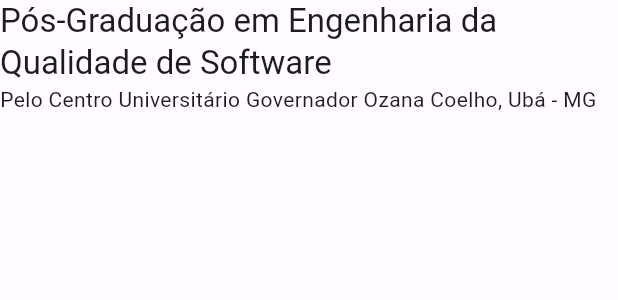
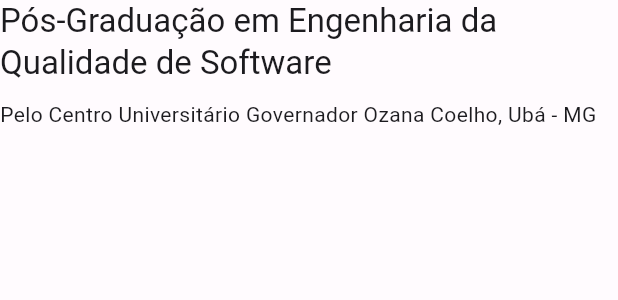
Before and after one commit to RobertsFerreira/Portifolio, a Flutter app: the TimelineItem widget shown alone on an empty page, opened directly, on a phone screen of 412 x 824 dp. Shown: the top 300 px of the screen. Run offline on Flutter 3.47's test engine with Material 3 defaults, Android fonts, the light colour scheme and no system bars.

Commit message:
feat(timeline): added space between itens

```diff
--- a/lib/src/modules/core/components/timeline/timeline_item.dart
+++ b/lib/src/modules/core/components/timeline/timeline_item.dart
@@ -23,8 +23,17 @@
         Visibility(
           visible: subTitle != null,
           replacement: const SizedBox.shrink(),
-          child: Text(subTitle ?? ''),
+          child: const SizedBox(height: 10),
         ),
+        Visibility(
+          visible: subTitle != null,
+          replacement: const SizedBox.shrink(),
+          child: Text(
+            subTitle ?? '',
+            style: Theme.of(context).textTheme.labelMedium,
+          ),
+        ),
+        const SizedBox(height: 10),
         Text(description),
       ],
     );
```
